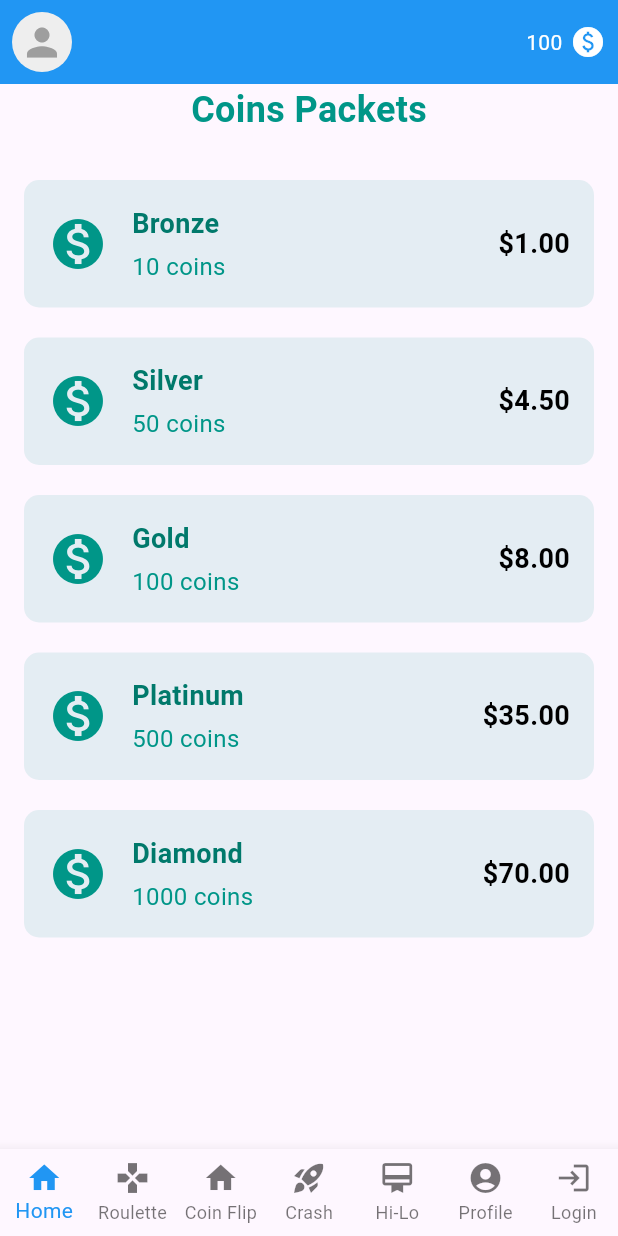
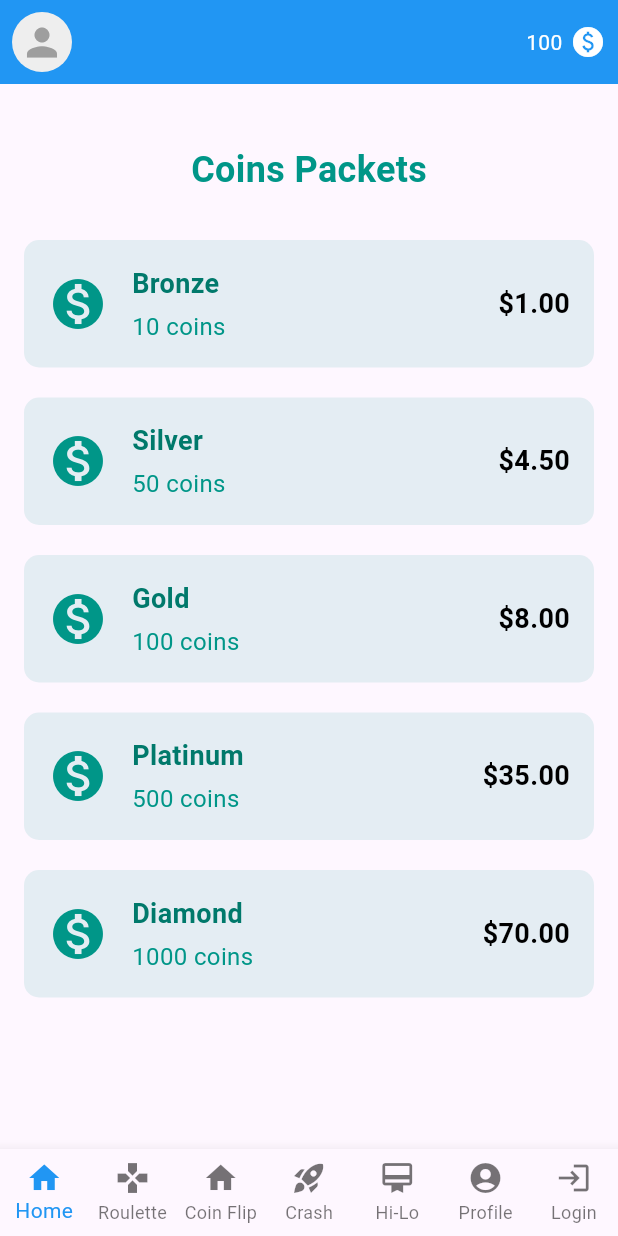
Before and after one commit to xedom/hsma_cpd_project, a Flutter app: the CoinsPage screen opened by its route, on a phone screen of 412 x 824 dp. Run offline on Flutter 3.47's test engine with Material 3 defaults, Android fonts, the phone set to English and light mode, and no system bars; our stand-ins replace fl_chart, go_router; network calls fail.

Commit message:
refactor coin packet

```diff
--- a/lib/screens/coins.dart
+++ b/lib/screens/coins.dart
@@ -1,9 +1,10 @@
 import 'package:flutter/material.dart';
+import 'package:hsma_cpd_project/widgets/coin_packet_card.dart';
 
 class CoinsPage extends StatelessWidget {
-  CoinsPage({super.key});
+  const CoinsPage({super.key});
 
-  final coinPackets = [
+  final coinPackets = const [
     {'amount': 10, 'price': 1.0, 'name': 'Bronze'},
     {'amount': 50, 'price': 4.5, 'name': 'Silver'},
     {'amount': 100, 'price': 8.0, 'name': 'Gold'},
@@ -18,6 +19,7 @@ class CoinsPage extends StatelessWidget {
         child: Column(
           mainAxisAlignment: MainAxisAlignment.center,
           children: [
+            const SizedBox(height: 40), // Add spacing above the text
             const Text(
               'Coins Packets',
               style: TextStyle(
@@ -33,54 +35,10 @@ class CoinsPage extends StatelessWidget {
                 child: ListView.builder(
                   itemCount: coinPackets.length,
                   itemBuilder: (context, index) {
-                    return Container(
-                      margin: const EdgeInsets.symmetric(vertical: 10),
-                      padding: const EdgeInsets.all(16.0),
-                      decoration: BoxDecoration(
-                        color: Colors.teal.withOpacity(0.1),
-                        borderRadius: BorderRadius.circular(10),
-                      ),
-                      child: Row(
-                        children: [
-                          const Icon(
-                            Icons.monetization_on,
-                            size: 40,
-                            color: Colors.teal,
-                          ),
-                          const SizedBox(width: 16),
-                          Expanded(
-                            child: Column(
-                              crossAxisAlignment: CrossAxisAlignment.start,
-                              children: [
-                                Text(
-                                  coinPackets[index]['name'] as String,
-                                  style: TextStyle(
-                                    fontSize: 18,
-                                    fontWeight: FontWeight.bold,
-                                    color: Colors.teal[700],
-                                  ),
-                                ),
-                                const SizedBox(height: 4),
-                                Text(
-                                  '${coinPackets[index]['amount']} coins',
-                                  style: TextStyle(
-                                    fontSize: 16,
-                                    color: Colors.teal[500],
-                                  ),
-                                ),
-                              ],
-                            ),
-                          ),
-                          Text(
-                            '\$${(coinPackets[index]['price'] as double).toStringAsFixed(2)}',
-                            style: const TextStyle(
-                              fontSize: 18,
-                              fontWeight: FontWeight.bold,
-                              color: Colors.black,
-                            ),
-                          ),
-                        ],
-                      ),
+                    return CoinPacketCard(
+                      amount: coinPackets[index]['amount'] as int,
+                      price: coinPackets[index]['price'] as double,
+                      name: coinPackets[index]['name'] as String,
                     );
                   },
                 ),
--- /dev/null
+++ b/lib/widgets/coin_packet_card.dart
@@ -0,0 +1,67 @@
+import 'package:flutter/material.dart';
+
+class CoinPacketCard extends StatelessWidget {
+  final int amount;
+  final double price;
+  final String name;
+
+  const CoinPacketCard({
+    super.key,
+    required this.amount,
+    required this.price,
+    required this.name,
+  });
+
+  @override
+  Widget build(BuildContext context) {
+    return Container(
+      margin: const EdgeInsets.symmetric(vertical: 10),
+      padding: const EdgeInsets.all(16.0),
+      decoration: BoxDecoration(
+        color: Colors.teal.withOpacity(0.1),
+        borderRadius: BorderRadius.circular(10),
+      ),
+      child: Row(
+        children: [
+          const Icon(
+            Icons.monetization_on,
+            size: 40,
+            color: Colors.teal,
+          ),
+          const SizedBox(width: 16),
+          Expanded(
+            child: Column(
+              crossAxisAlignment: CrossAxisAlignment.start,
+              children: [
+                Text(
+                  name,
+                  style: TextStyle(
+                    fontSize: 18,
+                    fontWeight: FontWeight.bold,
+                    color: Colors.teal[700],
+                  ),
+                ),
+                const SizedBox(height: 4),
+                Text(
+                  '$amount coins',
+                  style: TextStyle(
+                    fontSize: 16,
+                    color: Colors.teal[500],
+                  ),
+                ),
+              ],
+            ),
+          ),
+          Text(
+            '\$${price.toStringAsFixed(2)}',
+            style: const TextStyle(
+              fontSize: 18,
+              fontWeight: FontWeight.bold,
+              color: Colors.black,
+            ),
+          ),
+        ],
+      ),
+    );
+  }
+}
```
Also changed, not shown: lib/widgets/coin_packet.dart (deleted, +0 -40 lines).
